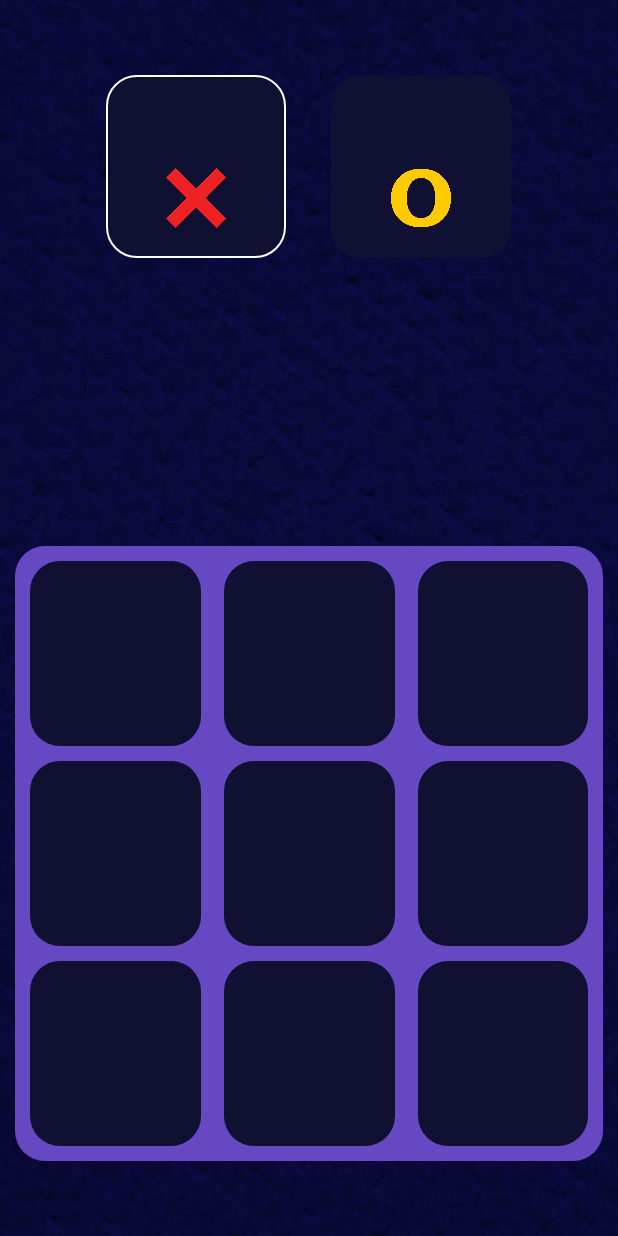
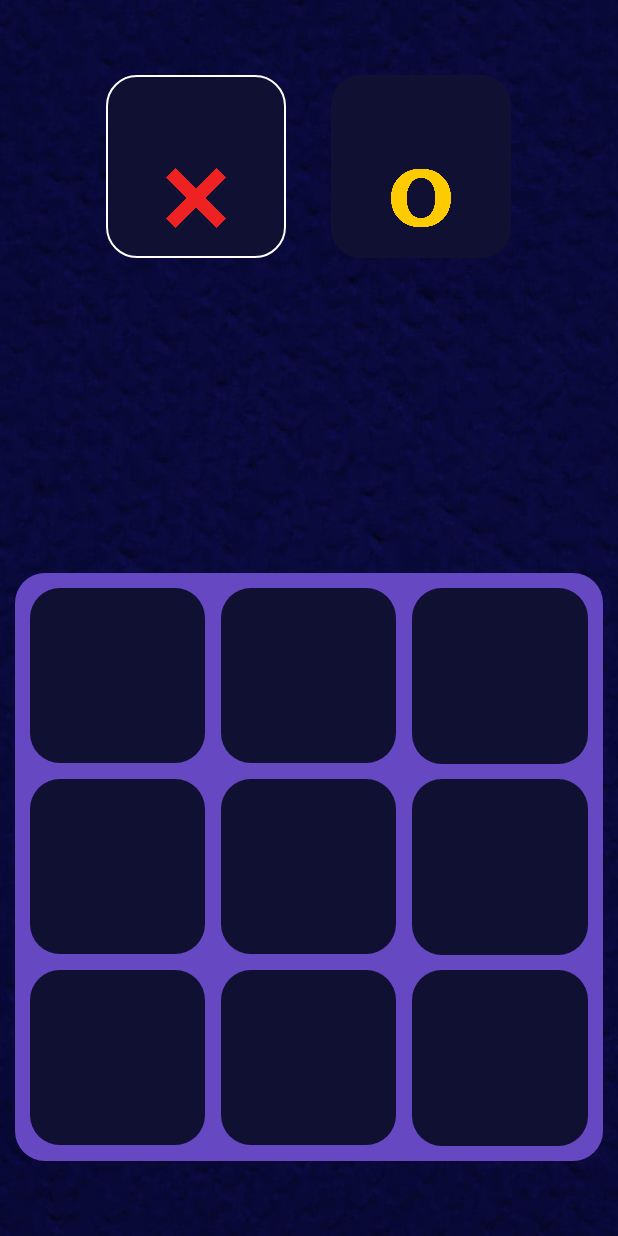
Before and after one commit to quynhpn2610/CS-300_TicTacToeApp, an Android app: the MainActivity_Offline screen opened directly, with no data from a screen before it, on a phone screen of 412 x 824 dp. Run offline under Robolectric (Android 15) with nearby library versions, the phone set to English and light mode, and no system bars.

Commit message:
offline_activity_main layout changed

```diff
--- a/app/src/main/java/com/example/tictactoe/MainActivity_Offline.java
+++ b/app/src/main/java/com/example/tictactoe/MainActivity_Offline.java
@@ -220,6 +220,15 @@ public class MainActivity_Offline extends AppCompatActivity {
 
         totalSelectedBoxes = 1;
 
+        image1.setBackgroundResource(R.drawable.transparent_back);
+        image2.setBackgroundResource(R.drawable.transparent_back);
+        image3.setBackgroundResource(R.drawable.transparent_back);
+        image4.setBackgroundResource(R.drawable.transparent_back);
+        image5.setBackgroundResource(R.drawable.transparent_back);
+        image6.setBackgroundResource(R.drawable.transparent_back);
+        image7.setBackgroundResource(R.drawable.transparent_back);
+        image8.setBackgroundResource(R.drawable.transparent_back);
+        image9.setBackgroundResource(R.drawable.transparent_back);
 
 
     }
--- a/app/src/main/res/layout/offline_activity_main.xml
+++ b/app/src/main/res/layout/offline_activity_main.xml
@@ -8,7 +8,6 @@
     tools:context=".MainActivity_Offline">
 
     <LinearLayout
-
         android:layout_width="match_parent"
         android:layout_height="wrap_content"
         android:gravity="center"
@@ -77,7 +76,7 @@
     </LinearLayout>
 
     <LinearLayout
-        android:id="@+id/container"
+        android:id="@+id/gameContainer"
         android:layout_width="wrap_content"
         android:layout_height="wrap_content"
         android:layout_alignParentBottom="true"
@@ -88,7 +87,6 @@
         android:layout_marginBottom="50dp">
 
         <LinearLayout
-            android:id="@+id/layout1"
             android:layout_width="match_parent"
             android:layout_height="match_parent"
             android:orientation="horizontal"
@@ -96,21 +94,23 @@
 
             <ImageView
                 android:id="@+id/image1"
-                android:layout_width="120dp"
-                android:layout_height="123dp"
+                android:layout_width="0dp"
+                android:layout_height="wrap_content"
                 android:layout_marginStart="10dp"
                 android:layout_marginTop="10dp"
                 android:layout_marginEnd="5dp"
                 android:layout_weight="1"
                 android:adjustViewBounds="true"
+                android:src="@drawable/transparent_back"
                 android:background="@drawable/round_back_dark_blue"
                 android:padding="20dp" />
 
             <ImageView
                 android:id="@+id/image2"
-                android:layout_width="120dp"
-                android:layout_height="123dp"
-                android:layout_marginStart="10dp"
+                android:layout_width="0dp"
+                android:layout_height="wrap_content"
+                android:src="@drawable/transparent_back"
+                android:layout_marginStart="5dp"
                 android:layout_marginTop="10dp"
                 android:layout_marginEnd="5dp"
                 android:layout_weight="1"
@@ -120,18 +120,18 @@
 
             <ImageView
                 android:id="@+id/image3"
-                android:layout_width="120dp"
-                android:layout_height="123dp"
-                android:layout_marginStart="10dp"
+                android:layout_width="0dp"
+                android:layout_height="wrap_content"
+                android:layout_marginStart="5dp"
                 android:layout_marginTop="10dp"
                 android:layout_marginEnd="10dp"
                 android:layout_weight="1"
                 android:adjustViewBounds="true"
+                android:src="@drawable/transparent_back"
                 android:background="@drawable/round_back_dark_blue"
                 android:padding="20dp" />
         </LinearLayout>
         <LinearLayout
-            android:id="@+id/layout2"
             android:layout_width="match_parent"
             android:layout_height="match_parent"
             android:orientation="horizontal"
@@ -139,42 +139,45 @@
 
             <ImageView
                 android:id="@+id/image4"
-                android:layout_width="120dp"
-                android:layout_height="123dp"
+                android:layout_width="0dp"
+                android:layout_height="wrap_content"
                 android:layout_marginStart="10dp"
                 android:layout_marginTop="10dp"
                 android:layout_marginEnd="5dp"
                 android:layout_weight="1"
                 android:adjustViewBounds="true"
+                android:src="@drawable/transparent_back"
                 android:background="@drawable/round_back_dark_blue"
                 android:padding="20dp" />
 
             <ImageView
                 android:id="@+id/image5"
-                android:layout_width="120dp"
-                android:layout_height="123dp"
-                android:layout_marginStart="10dp"
+                android:layout_width="0dp"
+                android:layout_height="wrap_content"
+                android:layout_marginStart="5dp"
                 android:layout_marginTop="10dp"
                 android:layout_marginEnd="5dp"
                 android:layout_weight="1"
                 android:adjustViewBounds="true"
+                android:src="@drawable/transparent_back"
                 android:background="@drawable/round_back_dark_blue"
                 android:padding="20dp" />
 
             <ImageView
                 android:id="@+id/image6"
-                android:layout_width="120dp"
-                android:layout_height="123dp"
-                android:layout_marginStart="10dp"
+                android:layout_width="0dp"
+                android:layout_height="wrap_content"
+                android:layout_marginStart="5dp"
                 android:layout_marginTop="10dp"
                 android:layout_marginEnd="10dp"
                 android:layout_weight="1"
                 android:adjustViewBounds="true"
+                android:src="@drawable/transparent_back"
                 android:background="@drawable/round_back_dark_blue"
                 android:padding="20dp" />
         </LinearLayout>
         <LinearLayout
-            android:id="@+id/layout3"
+            android:layout_marginBottom="10dp"
             android:layout_width="match_parent"
             android:layout_height="match_parent"
             android:orientation="horizontal"
@@ -182,40 +185,40 @@
 
             <ImageView
                 android:id="@+id/image7"
-                android:layout_width="120dp"
-                android:layout_height="123dp"
+                android:layout_width="0dp"
+                android:layout_height="wrap_content"
                 android:layout_marginStart="10dp"
                 android:layout_marginTop="10dp"
                 android:layout_marginEnd="5dp"
-                android:layout_marginBottom="10dp"
                 android:layout_weight="1"
                 android:adjustViewBounds="true"
+                android:src="@drawable/transparent_back"
                 android:background="@drawable/round_back_dark_blue"
                 android:padding="20dp" />
 
             <ImageView
                 android:id="@+id/image8"
-                android:layout_width="120dp"
-                android:layout_height="123dp"
-                android:layout_marginStart="10dp"
+                android:layout_width="0dp"
+                android:layout_height="wrap_content"
+                android:layout_marginStart="5dp"
                 android:layout_marginTop="10dp"
                 android:layout_marginEnd="5dp"
-                android:layout_marginBottom="10dp"
                 android:layout_weight="1"
                 android:adjustViewBounds="true"
+                android:src="@drawable/transparent_back"
                 android:background="@drawable/round_back_dark_blue"
                 android:padding="20dp" />
 
             <ImageView
                 android:id="@+id/image9"
-                android:layout_width="120dp"
-                android:layout_height="123dp"
-                android:layout_marginStart="10dp"
+                android:layout_width="0dp"
+                android:layout_height="wrap_content"
+                android:layout_marginStart="5dp"
                 android:layout_marginTop="10dp"
                 android:layout_marginEnd="10dp"
-                android:layout_marginBottom="10dp"
                 android:layout_weight="1"
                 android:adjustViewBounds="true"
+                android:src="@drawable/transparent_back"
                 android:background="@drawable/round_back_dark_blue"
                 android:padding="20dp" />
         </LinearLayout>
```
